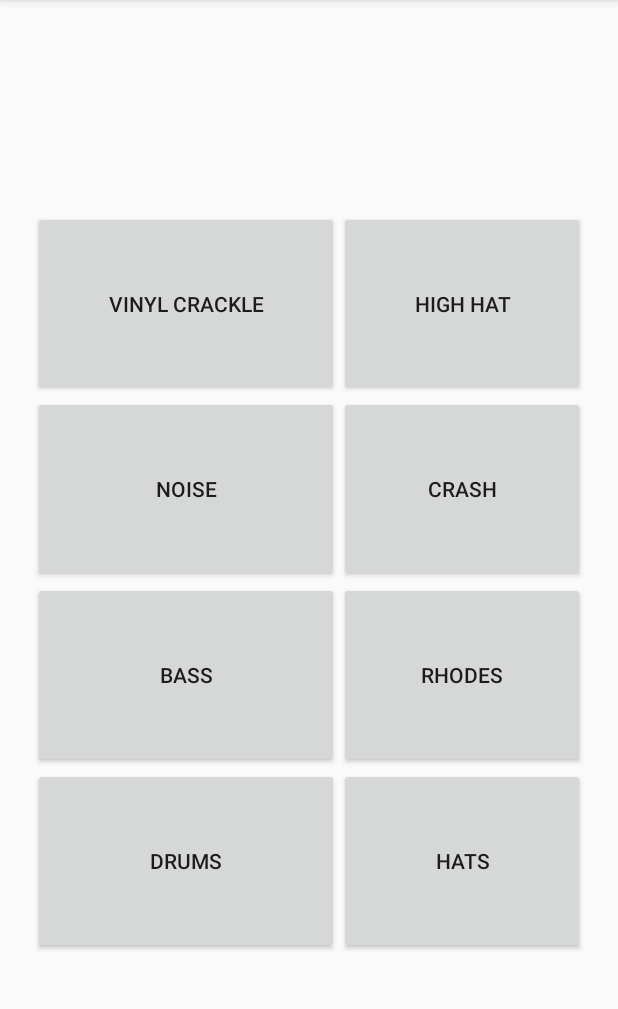
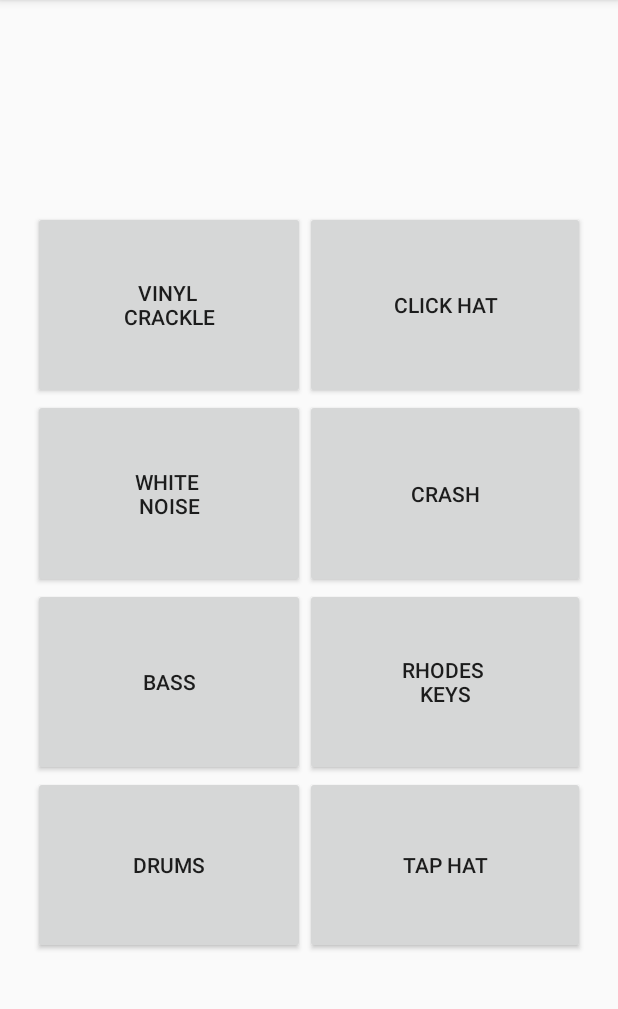
Before and after one commit to JWTappert/android-demo, an Android app: the screen it shows after launch (MainActivity), on a phone screen of 412 x 824 dp, the part 84-1093 px from its top. Run offline under Robolectric (Android 15) with nearby library versions, the phone set to English and light mode, and no system bars.

Commit message:
Little sample beat app complete

```diff
--- a/app/src/main/java/com/example/justi/demoapp/MainActivity.java
+++ b/app/src/main/java/com/example/justi/demoapp/MainActivity.java
@@ -1,5 +1,6 @@
 package com.example.justi.demoapp;
 
+import android.media.MediaPlayer;
 import android.support.v7.app.AppCompatActivity;
 import android.os.Bundle;
 import android.util.Log;
@@ -13,7 +14,16 @@ public class MainActivity extends AppCompatActivity {
         setContentView(R.layout.activity_main);
     }
 
-    public void clickFunction(View view) {
-        Log.i("Info", "Button pressed!");
+    public void buttonTapped(View view) {
+        int id = view.getId();
+        String ourId = "";
+        ourId = view.getResources().getResourceEntryName(id);
+
+        int resourceId = getResources().getIdentifier(ourId, "raw", "com.example.justi.demoapp");
+
+        MediaPlayer player = MediaPlayer.create(this, resourceId);
+        player.start();
+
+        Log.i("button tapped", ourId);
     }
 }
--- a/app/src/main/res/layout/activity_main.xml
+++ b/app/src/main/res/layout/activity_main.xml
@@ -26,35 +26,38 @@
             <Button
                 android:layout_width="wrap_content"
                 android:layout_height="wrap_content"
-                android:text="Vinyl Crackle"
+                android:text="Vinyl &#10;Crackle"
                 android:layout_column="0"
                 android:layout_row="0"
                 android:layout_columnWeight="1"
                 android:layout_rowWeight="1"
                 android:layout_gravity="fill"
-                android:id="@+id/vinylCrackle"/>
+                android:id="@+id/vinylcrack"
+                android:onClick="buttonTapped"/>
 
             <Button
                 android:layout_width="wrap_content"
                 android:layout_height="wrap_content"
-                android:text="High Hat"
+                android:text="Click Hat"
                 android:layout_column="1"
                 android:layout_row="0"
                 android:layout_columnWeight="1"
                 android:layout_rowWeight="1"
                 android:layout_gravity="fill"
-                android:id="@+id/highHat"/>
+                android:id="@+id/clickhat"
+                android:onClick="buttonTapped"/>
 
             <Button
                 android:layout_width="wrap_content"
                 android:layout_height="wrap_content"
-                android:text="Noise"
+                android:text="White &#10;Noise"
                 android:layout_column="0"
                 android:layout_row="1"
                 android:layout_columnWeight="1"
                 android:layout_rowWeight="1"
                 android:layout_gravity="fill"
-                android:id="@+id/noise"/>
+                android:id="@+id/whitenoise"
+                android:onClick="buttonTapped"/>
 
             <Button
                 android:layout_width="wrap_content"
@@ -65,7 +68,8 @@
                 android:layout_columnWeight="1"
                 android:layout_rowWeight="1"
                 android:layout_gravity="fill"
-                android:id="@+id/crash"/>
+                android:id="@+id/crash"
+                android:onClick="buttonTapped"/>
 
             <Button
                 android:layout_width="wrap_content"
@@ -76,18 +80,20 @@
                 android:layout_columnWeight="1"
                 android:layout_rowWeight="1"
                 android:layout_gravity="fill"
-                android:id="@+id/bass"/>
+                android:id="@+id/bass"
+                android:onClick="buttonTapped"/>
 
             <Button
                 android:layout_width="wrap_content"
                 android:layout_height="wrap_content"
-                android:text="Rhodes"
+                android:text="Rhodes &#10;Keys"
                 android:layout_column="1"
                 android:layout_row="2"
                 android:layout_columnWeight="1"
                 android:layout_rowWeight="1"
                 android:layout_gravity="fill"
-                android:id="@+id/rhodes"/>
+                android:id="@+id/keys"
+                android:onClick="buttonTapped"/>
 
             <Button
                 android:layout_width="wrap_content"
@@ -98,18 +104,20 @@
                 android:layout_columnWeight="1"
                 android:layout_rowWeight="1"
                 android:layout_gravity="fill"
-                android:id="@+id/drums"/>
+                android:id="@+id/drums"
+                android:onClick="buttonTapped"/>
 
             <Button
                 android:layout_width="wrap_content"
                 android:layout_height="wrap_content"
-                android:text="Hats"
+                android:text="Tap Hat"
                 android:layout_column="1"
                 android:layout_row="3"
                 android:layout_columnWeight="1"
                 android:layout_rowWeight="1"
                 android:layout_gravity="fill"
-                android:id="@+id/hats"/>
+                android:id="@+id/taphat"
+                android:onClick="buttonTapped"/>
         </GridLayout>
 
     </RelativeLayout>
```
Also changed, not shown: 16 other files.
